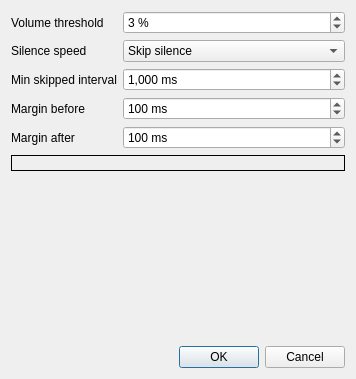
The window that ReeePlayer/forms/jumpcutter_settings_dialog.ui (FilippVolodin/ReeePlayer) describes before a commit, drawn with Qt 5.
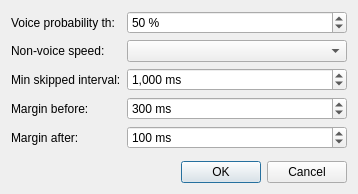
The same window after the commit. Icons and pictures are not drawn.

Commit message: VAD settings

Diff of the .ui file:
```diff
--- a/ReeePlayer/forms/jumpcutter_settings_dialog.ui
+++ b/ReeePlayer/forms/jumpcutter_settings_dialog.ui
@@ -6,15 +6,15 @@
    <rect>
     <x>0</x>
     <y>0</y>
-    <width>356</width>
-    <height>379</height>
+    <width>358</width>
+    <height>188</height>
    </rect>
   </property>
   <layout class="QFormLayout" name="formLayout">
    <item row="0" column="0">
     <widget class="QLabel" name="label_5">
      <property name="text">
-      <string>Volume threshold</string>
+      <string>Voice probability th:</string>
      </property>
     </widget>
    </item>
@@ -24,60 +24,24 @@
       <string> %</string>
      </property>
      <property name="value">
-      <number>3</number>
+      <number>50</number>
      </property>
     </widget>
    </item>
    <item row="1" column="0">
     <widget class="QLabel" name="label_2">
      <property name="text">
-      <string>Silence speed</string>
+      <string>Non-voice speed:</string>
      </property>
     </widget>
    </item>
    <item row="1" column="1">
-    <widget class="QComboBox" name="cmbSilenceSpeed">
-     <item>
-      <property name="text">
-       <string>Skip silence</string>
-      </property>
-     </item>
-     <item>
-      <property name="text">
-       <string>0.5x</string>
-      </property>
-     </item>
-     <item>
-      <property name="text">
-       <string>1.0x</string>
-      </property>
-     </item>
-     <item>
-      <property name="text">
-       <string>1.5x</string>
-      </property>
-     </item>
-     <item>
-      <property name="text">
-       <string>2.0x</string>
-      </property>
-     </item>
-     <item>
-      <property name="text">
-       <string>3.0x</string>
-      </property>
-     </item>
-     <item>
-      <property name="text">
-       <string>5.0x</string>
-      </property>
-     </item>
-    </widget>
+    <widget class="QComboBox" name="cmbNonVoiceSpeed"/>
    </item>
    <item row="2" column="0">
     <widget class="QLabel" name="label_4">
      <property name="text">
-      <string>Min skipped interval</string>
+      <string>Min skipped interval:</string>
      </property>
     </widget>
    </item>
@@ -103,7 +67,7 @@
    <item row="3" column="0">
     <widget class="QLabel" name="label">
      <property name="text">
-      <string>Margin before</string>
+      <string>Margin before:</string>
      </property>
     </widget>
    </item>
@@ -119,14 +83,14 @@
       <number>100</number>
      </property>
      <property name="value">
-      <number>100</number>
+      <number>300</number>
      </property>
     </widget>
    </item>
    <item row="4" column="0">
     <widget class="QLabel" name="label_3">
      <property name="text">
-      <string>Margin after</string>
+      <string>Margin after:</string>
      </property>
     </widget>
    </item>
@@ -147,32 +111,6 @@
     </widget>
    </item>
    <item row="5" column="0" colspan="2">
-    <widget class="QLabel" name="label_6">
-     <property name="frameShape">
-      <enum>QFrame::Box</enum>
-     </property>
-     <property name="frameShadow">
-      <enum>QFrame::Plain</enum>
-     </property>
-     <property name="text">
-      <string/>
-     </property>
-     <property name="pixmap">
-      <pixmap resource="mainwindow.qrc">:/Images/jc_info</pixmap>
-     </property>
-    </widget>
-   </item>
-   <item row="7" column="1">
-    <widget class="QDialogButtonBox" name="buttonBox">
-     <property name="orientation">
-      <enum>Qt::Horizontal</enum>
-     </property>
-     <property name="standardButtons">
-      <set>QDialogButtonBox::Cancel|QDialogButtonBox::Ok</set>
-     </property>
-    </widget>
-   </item>
-   <item row="6" column="0" colspan="2">
     <spacer name="verticalSpacer">
      <property name="orientation">
       <enum>Qt::Vertical</enum>
@@ -185,6 +123,16 @@
      </property>
     </spacer>
    </item>
+   <item row="6" column="1">
+    <widget class="QDialogButtonBox" name="buttonBox">
+     <property name="orientation">
+      <enum>Qt::Horizontal</enum>
+     </property>
+     <property name="standardButtons">
+      <set>QDialogButtonBox::Cancel|QDialogButtonBox::Ok</set>
+     </property>
+    </widget>
+   </item>
   </layout>
  </widget>
  <resources>
```
Left out of the diff: 2 changed lines with no effect on the pictures. The commit also changes 4 other files.
